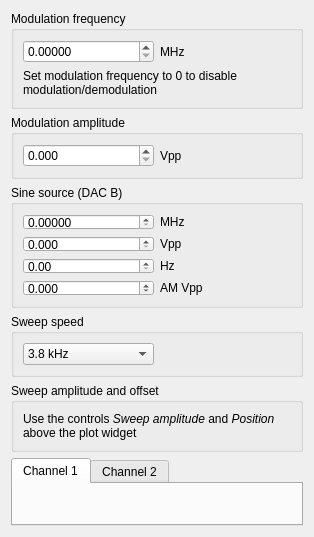
Before: the Qt Designer form linien-gui/linien_gui/ui/modulation_sweep_panel.ui in Debaucheryddll/FPATS, drawn with Qt 5.
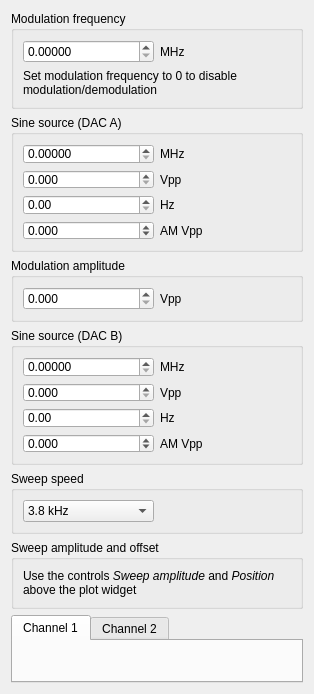
After: the same form once the commit is applied. Custom widgets are drawn as their Qt base class.

```diff
--- a/linien-gui/linien_gui/ui/modulation_sweep_panel.ui
+++ b/linien-gui/linien_gui/ui/modulation_sweep_panel.ui
@@ -51,10 +51,112 @@
         </property>
        </widget>
       </item>
-     </layout>
-    </widget>
-   </item>
-   <item>
+</layout>
+   </widget>
+  </item>
+  <item>
+   <widget class="QGroupBox" name="sine_source_a_group">
+    <property name="title">
+     <string>Sine source (DAC A)</string>
+    </property>
+    <layout class="QVBoxLayout" name="verticalLayout_7">
+     <item>
+      <layout class="QHBoxLayout" name="horizontalLayout_11">
+       <item>
+        <widget class="CustomDoubleSpinBoxNoSign" name="sineSourceAFrequencySpinBox">
+         <property name="decimals">
+          <number>5</number>
+         </property>
+        </widget>
+       </item>
+       <item>
+        <widget class="QLabel" name="label_10">
+         <property name="text">
+          <string>MHz</string>
+         </property>
+        </widget>
+       </item>
+      </layout>
+     </item>
+     <item>
+      <layout class="QHBoxLayout" name="horizontalLayout_12">
+       <item>
+        <widget class="CustomDoubleSpinBoxNoSign" name="sineSourceAAmplitudeSpinBox">
+         <property name="decimals">
+          <number>3</number>
+         </property>
+         <property name="maximum">
+          <double>2.000000000000000</double>
+         </property>
+         <property name="singleStep">
+          <double>0.100000000000000</double>
+         </property>
+        </widget>
+       </item>
+       <item>
+        <widget class="QLabel" name="label_11">
+         <property name="text">
+          <string>Vpp</string>
+         </property>
+        </widget>
+       </item>
+      </layout>
+     </item>
+     <item>
+      <layout class="QHBoxLayout" name="horizontalLayout_13">
+       <item>
+        <widget class="CustomDoubleSpinBoxNoSign" name="sineSourceAAmFrequencySpinBox">
+         <property name="decimals">
+          <number>2</number>
+         </property>
+         <property name="maximum">
+          <double>1000000.000000000000000</double>
+         </property>
+         <property name="singleStep">
+          <double>10.000000000000000</double>
+         </property>
+        </widget>
+       </item>
+       <item>
+        <widget class="QLabel" name="label_12">
+         <property name="text">
+          <string>Hz</string>
+         </property>
+        </widget>
+       </item>
+      </layout>
+     </item>
+     <item>
+      <layout class="QHBoxLayout" name="horizontalLayout_14">
+       <item>
+        <widget class="CustomDoubleSpinBox" name="sineSourceAAmAmplitudeSpinBox">
+         <property name="decimals">
+          <number>3</number>
+         </property>
+         <property name="minimum">
+          <double>-2.000000000000000</double>
+         </property>
+         <property name="maximum">
+          <double>2.000000000000000</double>
+         </property>
+         <property name="singleStep">
+          <double>0.100000000000000</double>
+         </property>
+        </widget>
+       </item>
+       <item>
+        <widget class="QLabel" name="label_13">
+         <property name="text">
+          <string>AM Vpp</string>
+         </property>
+        </widget>
+       </item>
+      </layout>
+     </item>
+    </layout>
+   </widget>
+  </item>
+  <item>
     <widget class="QGroupBox" name="modulation_amplitude_group">
      <property name="title">
       <string>Modulation amplitude</string>
```
